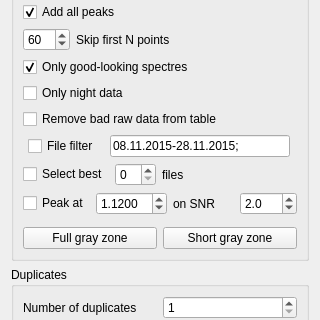
Above: src/analytics.ui from vtyulb/BSA-Analytics before the change; both pictures show x 0 to 320 and y 608 to 928 of the 320 by 1540 pixel window. Below: the same form after it.
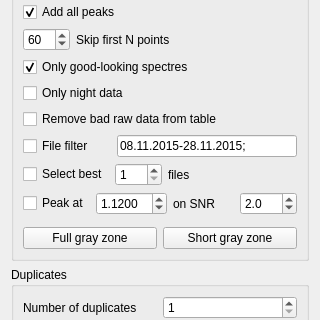
That is the form after the change.

Diff of the .ui file:
```diff
--- a/src/analytics.ui
+++ b/src/analytics.ui
@@ -528,14 +528,33 @@
            </property>
           </widget>
          </item>
+         <item>
+          <spacer name="horizontalSpacer_7">
+           <property name="orientation">
+            <enum>Qt::Horizontal</enum>
+           </property>
+           <property name="sizeHint" stdset="0">
+            <size>
+             <width>0</width>
+             <height>20</height>
+            </size>
+           </property>
+          </spacer>
+         </item>
          <item>
           <widget class="QLineEdit" name="fourierAllowedDates">
            <property name="sizePolicy">
-            <sizepolicy hsizetype="Ignored" vsizetype="Fixed">
+            <sizepolicy hsizetype="MinimumExpanding" vsizetype="Fixed">
              <horstretch>0</horstretch>
              <verstretch>0</verstretch>
             </sizepolicy>
            </property>
+           <property name="minimumSize">
+            <size>
+             <width>180</width>
+             <height>0</height>
+            </size>
+           </property>
            <property name="maximumSize">
             <size>
              <width>180</width>
@@ -574,8 +593,11 @@
          </item>
          <item>
           <widget class="QSpinBox" name="fourierBestNumber">
+           <property name="minimum">
+            <number>1</number>
+           </property>
            <property name="maximum">
-            <number>99</number>
+            <number>999</number>
            </property>
           </widget>
          </item>
```
